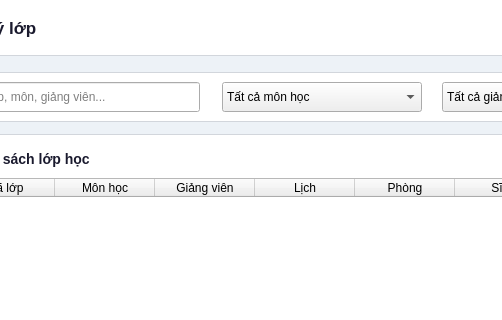
Before: the Qt Designer form frontend/ui/admin_classes.ui in abcxyzawe/BaiTapLonPy, drawn with Qt 5; both pictures show x 313 to 815 and y 0 to 320 of the 1250 by 720 pixel window.
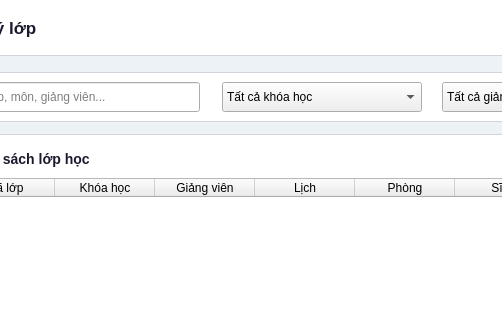
After: the same form once the commit is applied.

Commit message: ui: rename 'mon hoc' -> 'khoa hoc' (scope ngoai khoa)

Diff of the .ui file:
```diff
--- a/frontend/ui/admin_classes.ui
+++ b/frontend/ui/admin_classes.ui
@@ -46,7 +46,7 @@
     </widget>
     <widget class="QComboBox" name="cboAdmClsCourse">
      <property name="geometry"><rect><x>280</x><y>10</y><width>200</width><height>30</height></rect></property>
-     <item><property name="text"><string>Tất cả môn học</string></property></item>
+     <item><property name="text"><string>Tất cả khóa học</string></property></item>
     </widget>
     <widget class="QComboBox" name="cboAdmClsTeacher">
      <property name="geometry"><rect><x>500</x><y>10</y><width>180</width><height>30</height></rect></property>
@@ -79,7 +79,7 @@
      <property name="showGrid"><bool>false</bool></property>
      <property name="columnCount"><number>8</number></property>
      <column><property name="text"><string>Mã lớp</string></property></column>
-     <column><property name="text"><string>Môn học</string></property></column>
+     <column><property name="text"><string>Khóa học</string></property></column>
      <column><property name="text"><string>Giảng viên</string></property></column>
      <column><property name="text"><string>Lịch</string></property></column>
      <column><property name="text"><string>Phòng</string></property></column>
```
The commit also changes 6 other files.
